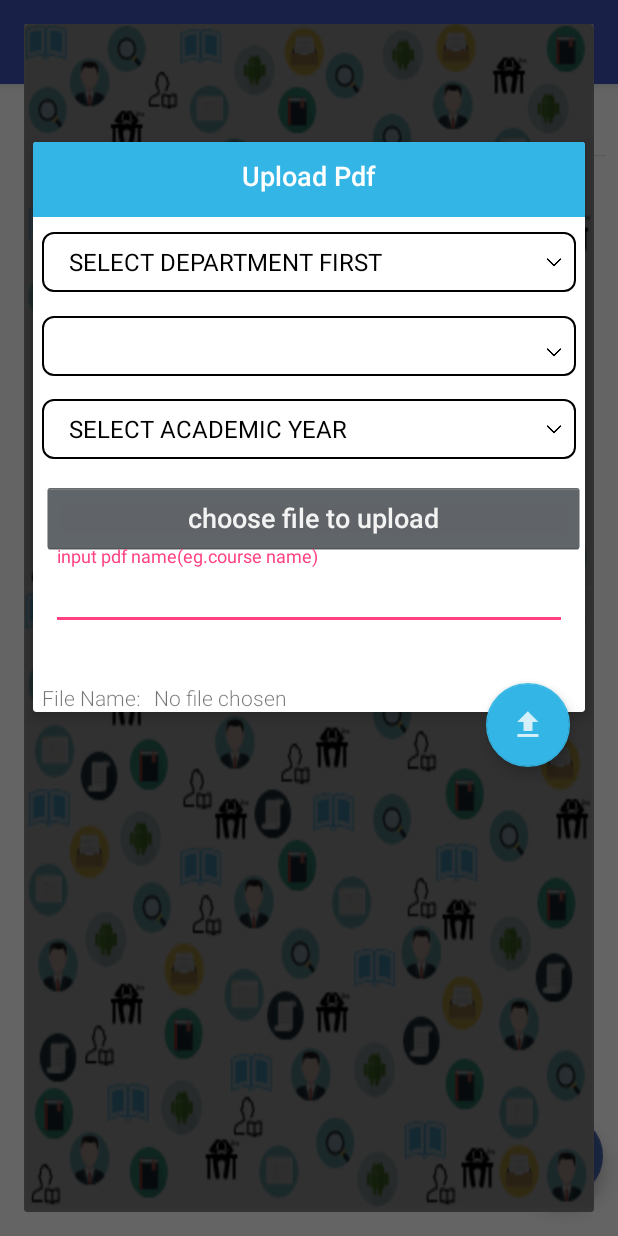
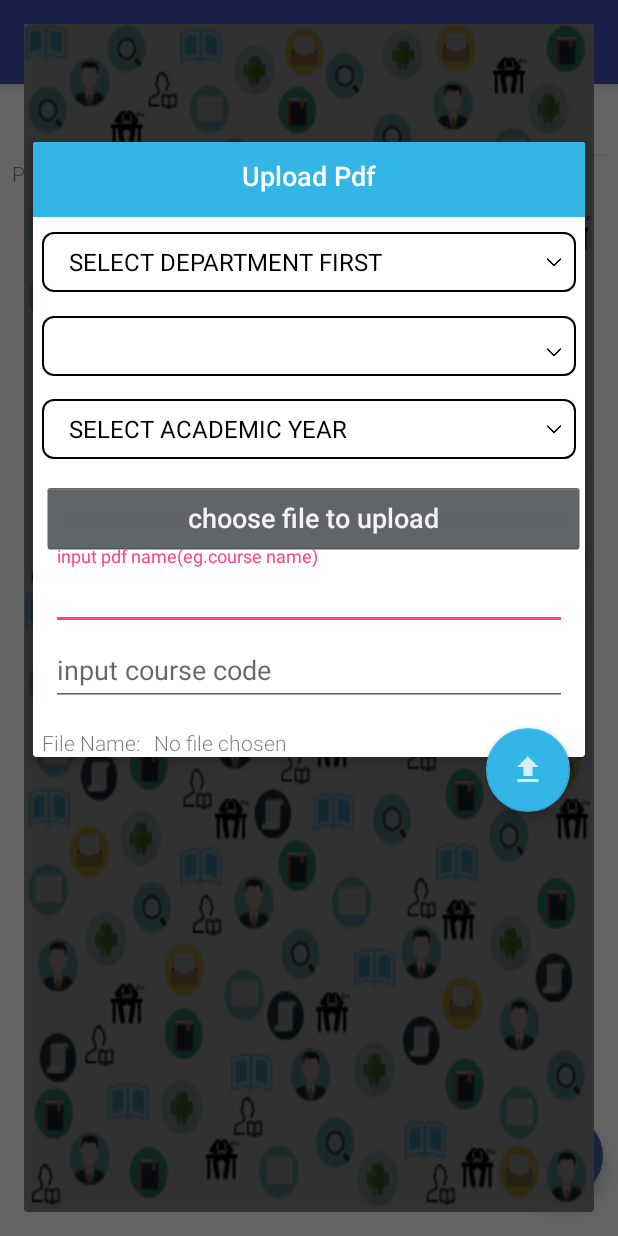
Before and after one commit to amoslarbi/GTUC-desktop, an Android app: the Leccourselist screen opened directly, with no data from a screen before it, after a tap on an icon or button, on a phone screen of 412 x 824 dp. Run offline under Robolectric (Android 15) with nearby library versions, the phone set to English and light mode, and no system bars; our stand-ins replace Volley; libraries missing offline, so code that uses them is left out: cn.pedant, net.gotev.uploadservice.

Commit message:
new desktop 5

```diff
--- a/app/src/main/java/morelifeinc/gtuc/MainActivity.java
+++ b/app/src/main/java/morelifeinc/gtuc/MainActivity.java
@@ -53,7 +53,7 @@ public class MainActivity extends AppCompatActivity {
         super.onCreate(savedInstanceState);
         setContentView(R.layout.login);
         //session = new Session(cntx); //in oncreate
-        session.setusename("USERNAME");
+//        session.setusename("USERNAME");
 
         lstudentid  = (EditText) findViewById(R.id.editText2);
         lpassword  = (EditText) findViewById(R.id.watts2);
--- a/app/src/main/res/layout/activity_leccourselist.xml
+++ b/app/src/main/res/layout/activity_leccourselist.xml
@@ -33,11 +33,23 @@
         android:layout_marginTop="11dp"
         android:text="TextView" />
 
+    <TextView
+        android:id="@+id/lol"
+        android:layout_width="wrap_content"
+        android:layout_height="wrap_content"
+        android:layout_alignParentLeft="true"
+        android:layout_alignParentStart="true"
+        android:layout_marginTop="2dp"
+        android:layout_marginLeft="8dip"
+        android:layout_below="@+id/search"
+        android:text="Press and hold to download corresponding question" />
+
     <android.support.v4.widget.SwipeRefreshLayout
         xmlns:android="http://schemas.android.com/apk/res/android"
         android:id="@+id/swiperefresh"
         android:layout_below="@+id/search"
         android:layout_width="match_parent"
+        android:layout_marginTop="20dp"
         android:layout_height="match_parent">
 
     <ListView
--- a/app/src/main/res/layout/uploadpdf.xml
+++ b/app/src/main/res/layout/uploadpdf.xml
@@ -79,7 +79,7 @@
         <RelativeLayout
             android:id="@+id/relativeLayout"
             android:layout_width="match_parent"
-            android:layout_height="380dp"
+            android:layout_height="410dp"
             android:clipToPadding="false"
 
             >
@@ -195,6 +195,30 @@
 
             </android.support.design.widget.TextInputLayout>
 
+
+            <android.support.design.widget.TextInputLayout
+                android:id="@+id/naa"
+                android:layout_width="match_parent"
+                android:layout_height="wrap_content"
+                android:layout_marginLeft="6dip"
+                android:layout_marginRight="6dip"
+                android:layout_below="@+id/num3"
+                android:layout_marginTop="-5dp">
+
+                <EditText
+                    android:id="@+id/naa3"
+                    android:layout_width="match_parent"
+                    android:layout_height="wrap_content"
+                    android:layout_marginLeft="6dip"
+                    android:layout_marginRight="6dip"
+                    android:ems="10"
+                    android:hint="input course code"
+                    android:inputType="textPersonName"
+
+                    />
+
+            </android.support.design.widget.TextInputLayout>
+
             <TextView
                 android:id="@+id/textView6"
                 android:layout_width="wrap_content"
```
Also changed, not shown: app/src/main/java/morelifeinc/gtuc/Courselist.java (+9 -9 lines), app/src/main/java/morelifeinc/gtuc/Leccourselist.java (+33 -24 lines), app/src/main/res/layout/activity_courselist.xml (+13 -1 lines).
